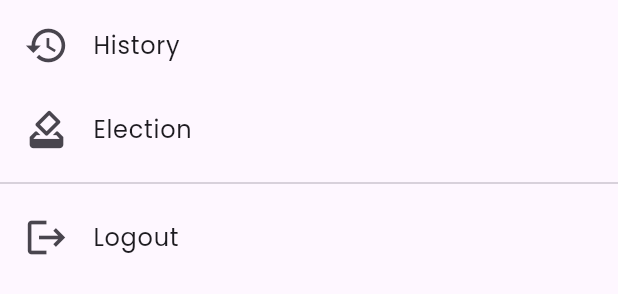
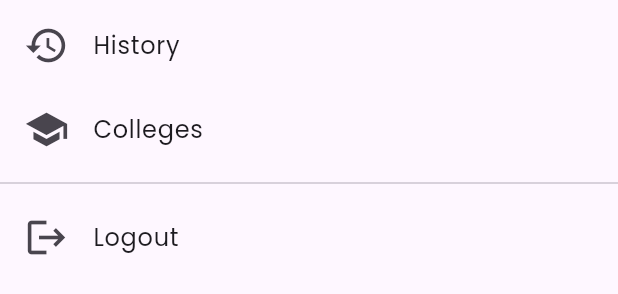
Before and after one commit to lxcupid/voting_system, a Flutter app: the AdminDrawer widget shown alone on an empty page, opened directly with empty values, on a phone screen of 412 x 824 dp. Shown: the part 255-549 px from the top of the screen. Run offline on Flutter 3.47's test engine with Material 3 defaults, Android fonts, the phone set to English and light mode, and no system bars; our stand-ins replace google_fonts; network calls fail.

Commit message:
return college tab

```diff
--- a/lib/screens/dashboard/adminDashboard/adminMainScreen.dart
+++ b/lib/screens/dashboard/adminDashboard/adminMainScreen.dart
@@ -77,7 +77,7 @@ class _AdminsystemdashboardState extends State<Adminsystemdashboard> {
         return DashScreen();
       case 'History':
         return AdminHistory();
-      case 'Election':
+      case 'Colleges':
         return AdminElection();
       case 'Home':
         return AdminHome();
--- a/lib/screens/dashboard/dashboardContents/admin_drawer.dart
+++ b/lib/screens/dashboard/dashboardContents/admin_drawer.dart
@@ -73,13 +73,13 @@ class _AdminDrawerState extends State<AdminDrawer> {
             },
           ),
           CustomDrawerItem(
-            icon: Icons.how_to_vote,
-            text: 'Election',
+            icon: Icons.school,
+            text: 'Colleges',
             isCollapsed: widget.isCollapsed,
-            isSelected: widget.currentScreen == 'Election', // Check if selected
+            isSelected: widget.currentScreen == 'Colleges', // Check if selected
             onTap: () {
               widget
-                  .onScreenSelected('Election'); // Change to Voting Line screen
+                  .onScreenSelected('Colleges'); // Change to Voting Line screen
             },
           ),
           const Divider(),
```
Also changed, not shown: pubspec.lock.
